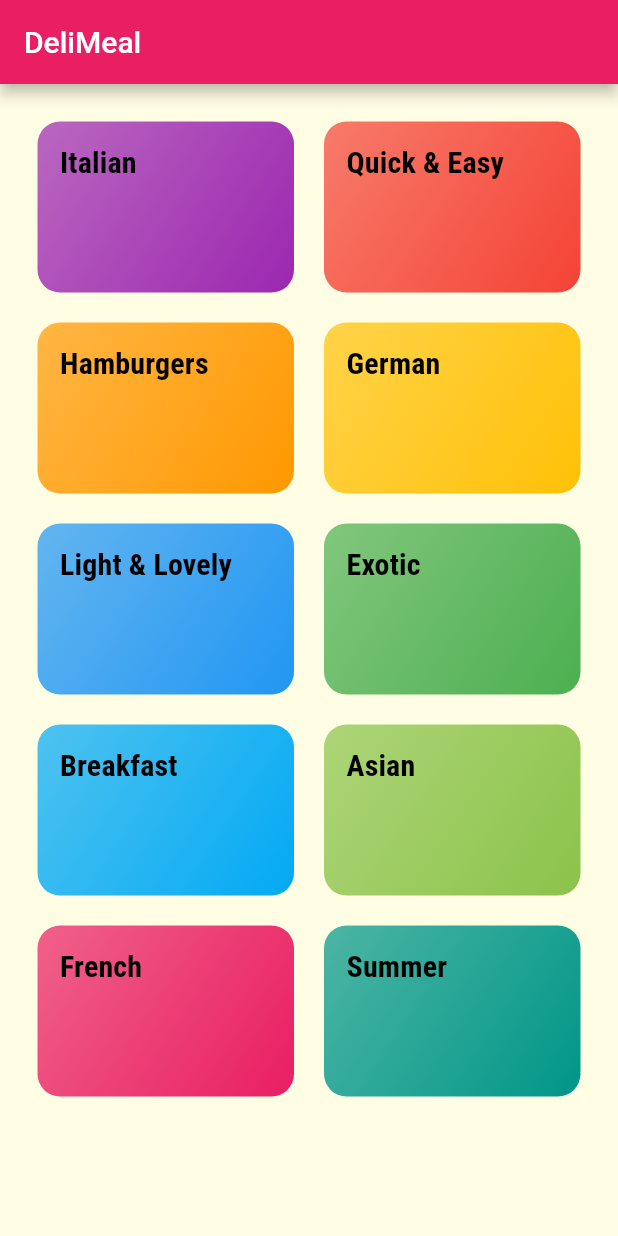
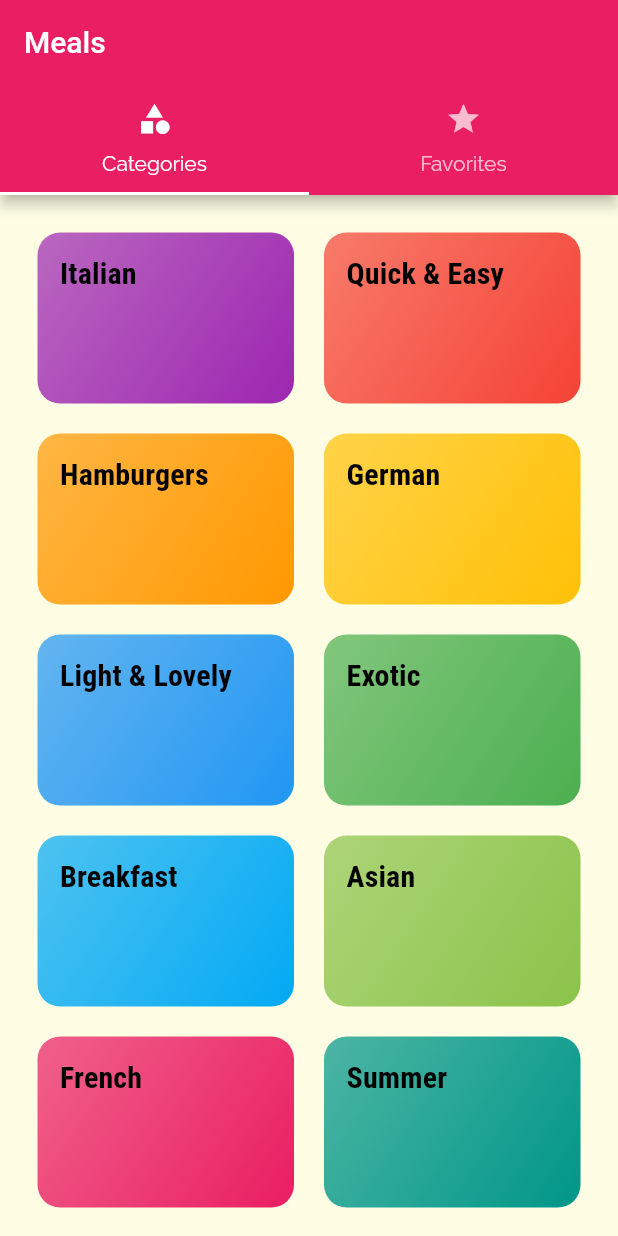
Before and after one commit to mynksnh/flutter_kit, a Flutter app: the screen it shows after launch, on a phone screen of 412 x 824 dp. Run offline on Flutter 3.47's test engine with Material 2 defaults, Android fonts, the light colour scheme and no system bars.

Commit message:
Section 7 top navigation bar

```diff
--- a/lib/deli_meals/deli_meals.dart
+++ b/lib/deli_meals/deli_meals.dart
@@ -1,3 +1,4 @@
+import 'package:academind_flutter_apps/deli_meals/screens/tabs_screen.dart';
 import 'package:flutter/material.dart';
 
 import './screens/categories_screen.dart';
@@ -24,7 +25,7 @@ class DeliMeals extends StatelessWidget {
       ),
       initialRoute: '/', // default is '/'
       routes: {
-        '/': (ctx) => CategoriesScreen(),
+        '/': (ctx) => TabsScreen(),
         CategoryMealsScreen.routeName: (ctx) => CategoryMealsScreen(),
         MealDetailScreen.routeName: (ctx) => MealDetailScreen(),
       },
--- a/lib/deli_meals/screens/categories_screen.dart
+++ b/lib/deli_meals/screens/categories_screen.dart
@@ -6,11 +6,7 @@ import '../widgets/category_item.dart';
 class CategoriesScreen extends StatelessWidget {
   @override
   Widget build(BuildContext context) {
-    return Scaffold(
-      appBar: AppBar(
-        title: const Text('DeliMeal'),
-      ),
-      body: GridView(
+    return GridView(
       padding: const EdgeInsets.all(25),
       children: DUMMY_CATEGORIES
           .map(
@@ -27,7 +23,6 @@ class CategoriesScreen extends StatelessWidget {
         crossAxisSpacing: 20,
         mainAxisSpacing: 20,
       ),
-      ),
     );
   }
 }
--- /dev/null
+++ b/lib/deli_meals/screens/favorites_screen.dart
@@ -0,0 +1,10 @@
+import 'package:flutter/material.dart';
+
+class FavoritesScreen extends StatelessWidget {
+  @override
+  Widget build(BuildContext context) {
+    return Center(
+      child: Text('The Favorites'),
+    );
+  }
+}
--- /dev/null
+++ b/lib/deli_meals/screens/tabs_screen.dart
@@ -0,0 +1,46 @@
+import 'package:flutter/material.dart';
+
+import './favorites_screen.dart';
+import './categories_screen.dart';
+
+class TabsScreen extends StatefulWidget {
+  @override
+  _TabsScreenState createState() => _TabsScreenState();
+}
+
+class _TabsScreenState extends State<TabsScreen> {
+  @override
+  Widget build(BuildContext context) {
+    return DefaultTabController(
+      length: 2,
+      // initialIndex: 0,
+      child: Scaffold(
+        appBar: AppBar(
+          title: Text('Meals'),
+          bottom: TabBar(
+            tabs: <Widget>[
+              Tab(
+                icon: Icon(
+                  Icons.category,
+                ),
+                text: 'Categories',
+              ),
+              Tab(
+                icon: Icon(
+                  Icons.star,
+                ),
+                text: 'Favorites',
+              ),
+            ],
+          ),
+        ),
+        body: TabBarView(
+          children: <Widget>[
+            CategoriesScreen(),
+            FavoritesScreen(),
+          ],
+        ),
+      ),
+    );
+  }
+}
```
Lines whose indentation alone changed are shown as unchanged.
